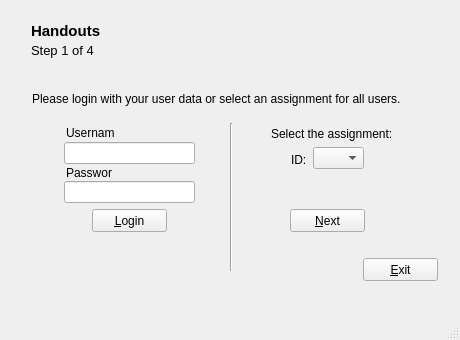
Old version of the form portfolio/ui/mainwindow.ui in the repository manutorres/pernambuco.
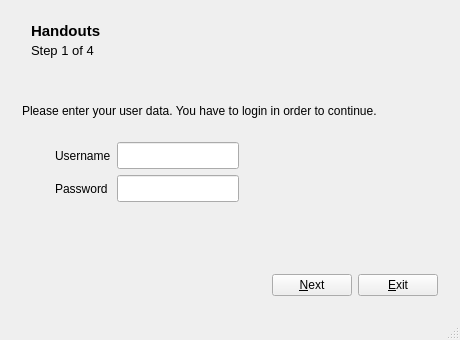
New version of the form. The open tabs and pages were chosen to show the change. Icons and pictures are not drawn.

Commit message: Restauracion de la UI

Patch:
```diff
--- a/portfolio/ui/mainwindow.ui
+++ b/portfolio/ui/mainwindow.ui
@@ -269,7 +269,164 @@
        </layout>
       </widget>
       <widget class="QWidget" name="page_2">
-       <widget class="QPushButton" name="btnExit_2">
+       <layout class="QGridLayout" name="gridLayout_5">
+        <item row="6" column="7">
+         <widget class="QPushButton" name="btnExit_2">
+          <property name="text">
+           <string>&amp;Exit</string>
+          </property>
+         </widget>
+        </item>
+        <item row="6" column="4" colspan="2">
+         <spacer name="horizontalSpacer_2">
+          <property name="orientation">
+           <enum>Qt::Horizontal</enum>
+          </property>
+          <property name="sizeHint" stdset="0">
+           <size>
+            <width>40</width>
+            <height>20</height>
+           </size>
+          </property>
+         </spacer>
+        </item>
+        <item row="0" column="0" colspan="8">
+         <widget class="QLabel" name="labelLoginTitle_2">
+          <property name="minimumSize">
+           <size>
+            <width>0</width>
+            <height>50</height>
+           </size>
+          </property>
+          <property name="text">
+           <string>Please enter your user data. You have to login in order to continue.</string>
+          </property>
+         </widget>
+        </item>
+        <item row="2" column="4">
+         <widget class="QLineEdit" name="lineEditUsername">
+          <property name="maximumSize">
+           <size>
+            <width>140</width>
+            <height>200</height>
+           </size>
+          </property>
+          <property name="font">
+           <font>
+            <pointsize>12</pointsize>
+            <weight>50</weight>
+            <bold>false</bold>
+           </font>
+          </property>
+         </widget>
+        </item>
+        <item row="3" column="4">
+         <widget class="QLineEdit" name="lineEditPassword">
+          <property name="maximumSize">
+           <size>
+            <width>140</width>
+            <height>200</height>
+           </size>
+          </property>
+          <property name="font">
+           <font>
+            <pointsize>12</pointsize>
+            <weight>50</weight>
+            <bold>false</bold>
+           </font>
+          </property>
+          <property name="echoMode">
+           <enum>QLineEdit::Password</enum>
+          </property>
+         </widget>
+        </item>
+        <item row="2" column="2" colspan="2">
+         <widget class="QLabel" name="labelUsername_2">
+          <property name="text">
+           <string>Username</string>
+          </property>
+         </widget>
+        </item>
+        <item row="3" column="2" colspan="2">
+         <widget class="QLabel" name="labelPassword_2">
+          <property name="text">
+           <string>Password</string>
+          </property>
+         </widget>
+        </item>
+        <item row="3" column="0">
+         <spacer name="horizontalSpacer_7">
+          <property name="orientation">
+           <enum>Qt::Horizontal</enum>
+          </property>
+          <property name="sizeHint" stdset="0">
+           <size>
+            <width>40</width>
+            <height>20</height>
+           </size>
+          </property>
+         </spacer>
+        </item>
+        <item row="4" column="2" colspan="4">
+         <widget class="QLabel" name="lblForgotenPassword">
+          <property name="minimumSize">
+           <size>
+            <width>30</width>
+            <height>20</height>
+           </size>
+          </property>
+          <property name="styleSheet">
+           <string notr="true">color:rgb(3, 180, 255)</string>
+          </property>
+          <property name="text">
+           <string/>
+          </property>
+         </widget>
+        </item>
+        <item row="2" column="5">
+         <spacer name="horizontalSpacer_8">
+          <property name="orientation">
+           <enum>Qt::Horizontal</enum>
+          </property>
+          <property name="sizeHint" stdset="0">
+           <size>
+            <width>40</width>
+            <height>20</height>
+           </size>
+          </property>
+         </spacer>
+        </item>
+        <item row="6" column="6">
+         <widget class="QPushButton" name="btnNext_2">
+          <property name="text">
+           <string>&amp;Next</string>
+          </property>
+         </widget>
+        </item>
+        <item row="5" column="2" colspan="5">
+         <widget class="QLabel" name="lblLoginFail">
+          <property name="enabled">
+           <bool>true</bool>
+          </property>
+          <property name="minimumSize">
+           <size>
+            <width>0</width>
+            <height>20</height>
+           </size>
+          </property>
+          <property name="styleSheet">
+           <string notr="true">font-weight: normal;
+color: rgb(206, 0, 0)</string>
+          </property>
+          <property name="text">
+           <string/>
+          </property>
+         </widget>
+        </item>
+       </layout>
+      </widget>
+      <widget class="QWidget" name="page_2b">
+       <widget class="QPushButton" name="btnExit_2b">
         <property name="geometry">
          <rect>
           <x>352</x>
@@ -301,7 +458,7 @@
          <string>Please login with your user data or select an assignment for all users.</string>
         </property>
        </widget>
-       <widget class="QLineEdit" name="lineEditUsername">
+       <widget class="QLineEdit" name="lineEditUsername2b">
         <property name="geometry">
          <rect>
           <x>53</x>
@@ -330,7 +487,7 @@
          </font>
         </property>
        </widget>
-       <widget class="QLineEdit" name="lineEditPassword">
+       <widget class="QLineEdit" name="lineEditPassword2b">
         <property name="geometry">
          <rect>
           <x>53</x>
@@ -388,7 +545,7 @@
          <string>Password</string>
         </property>
        </widget>
-       <widget class="QLabel" name="lblForgotenPassword">
+       <widget class="QLabel" name="lblForgotenPassword_2b">
         <property name="geometry">
          <rect>
           <x>47</x>
@@ -423,7 +580,7 @@
          <string>&amp;Login</string>
         </property>
        </widget>
-       <widget class="QLabel" name="lblLoginFail">
+       <widget class="QLabel" name="lblLoginFail_2b">
         <property name="enabled">
          <bool>true</bool>
         </property>
@@ -462,7 +619,7 @@
          <enum>Qt::Vertical</enum>
         </property>
        </widget>
-       <widget class="QPushButton" name="btnNext_2">
+       <widget class="QPushButton" name="btnNext_2b">
         <property name="geometry">
          <rect>
           <x>279</x>
```
Left out of the diff: 2 changed lines with no effect on the pictures. The commit also changes 2 other files.
